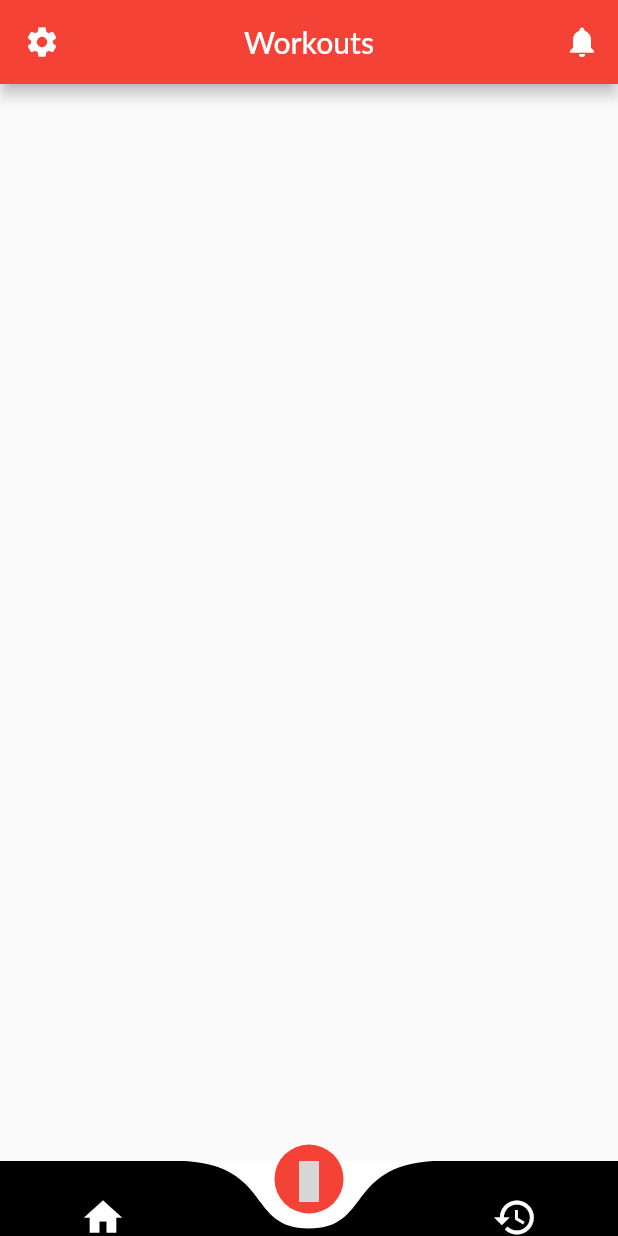
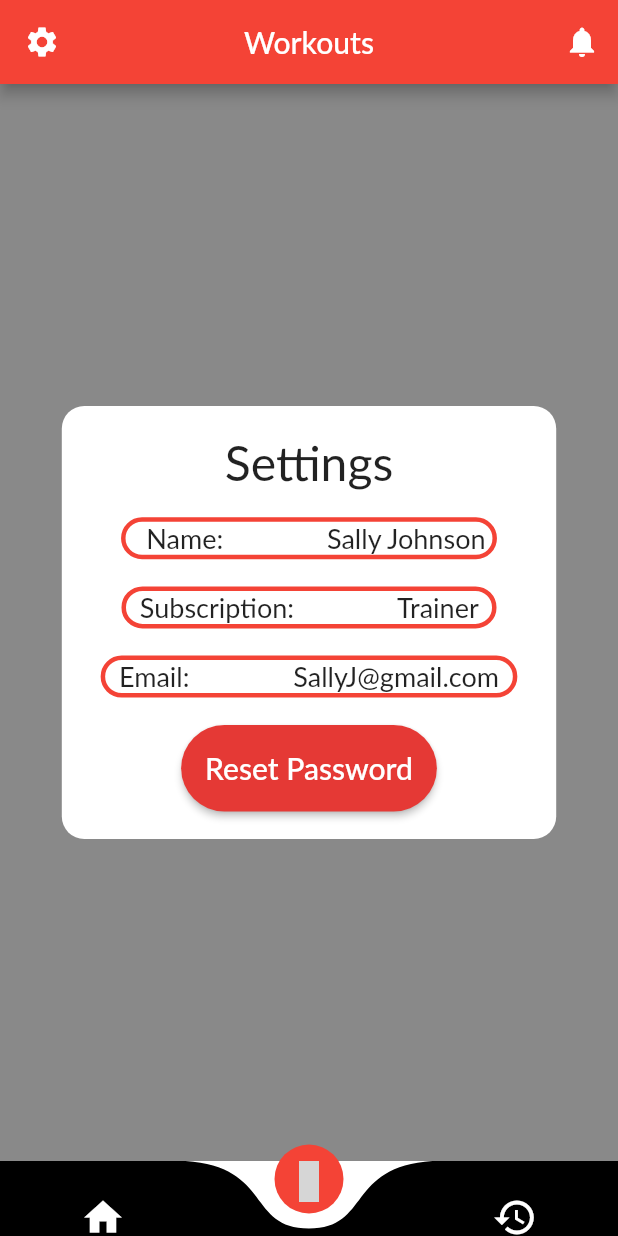
Before and after one commit to raghavauppuluri13/xcel_fitness_app, a Flutter app: the HomeScreen screen opened directly, item 2 of the bottom bar chosen, after a tap on the "settings" icon, on a phone screen of 412 x 824 dp. Run offline on Flutter 3.47's test engine with Material 2 defaults, Android fonts, the phone set to English and light mode, and no system bars; drawn by our look-alikes of curved_navigation_bar; our stand-ins replace cloud_firestore, firebase_messaging, flutter_icons; accounts and stored records are empty; Roboto replaces fonts that are missing (Lato); grey boxes are pictures that could not be loaded.

Commit message:
Completed Settings Screen

```diff
--- a/lib/screens/authentication/templates.dart
+++ b/lib/screens/authentication/templates.dart
@@ -380,3 +380,130 @@ class _RegisterTemplateState extends State<RegisterTemplate> {
     );
   }
 }
+
+//settings template
+class SettingsTemplate extends StatefulWidget {
+  SettingsTemplate();
+
+  @override
+  State<SettingsTemplate> createState() {
+    return _SettingsTemplateState();
+  }
+}
+
+BoxDecoration MyBoxDecoration() {
+  return BoxDecoration(
+      border: Border.all(
+        color: Colors.red,
+        width: 3.0,
+      ),
+      borderRadius: BorderRadius.all(Radius.circular(30.0)));
+}
+
+class _SettingsTemplateState extends State<SettingsTemplate> {
+  Widget build(BuildContext context) {
+    //used to set relative sizing based on a pixel 2 phone
+    double screenWidth = MediaQuery.of(context).size.width;
+    double screenHeight = MediaQuery.of(context).size.height;
+    double pixelTwoWidth = 411.42857142857144;
+    double pixelTwoHeight = 683.4285714285714;
+
+    String _firstName = 'Sally';
+    String _lastName = 'Johnson';
+    String _subscription = 'Trainer';
+    String _emailAddress = 'SallyJ@gmail.com';
+
+    return Stack(children: <Widget>[
+      Container(
+        width: screenWidth * 0.8,
+        child: Column(
+          crossAxisAlignment: CrossAxisAlignment.center,
+          mainAxisAlignment: MainAxisAlignment.center,
+          children: <Widget>[
+            Padding(
+              padding: EdgeInsets.only(top: 15 * screenHeight / pixelTwoHeight),
+              child: Container(
+                child: Text(
+                  "Settings",
+                  style: new TextStyle(
+                    fontFamily: 'Lato',
+                    fontSize: 32 * screenWidth / pixelTwoWidth,
+                  ),
+                ),
+              ),
+            ),
+            Padding(
+              padding: EdgeInsets.only(top: 15 * screenHeight / pixelTwoHeight),
+              child: Container(
+                decoration: MyBoxDecoration(),
+                child: Text(
+                  "  Name:\t\t\t\t\t\t\t\t\t\t\t\t\t\t\t" +
+                      _firstName +
+                      " " +
+                      _lastName +
+                      "  ",
+                  style: new TextStyle(
+                    fontFamily: 'Lato',
+                    fontSize: 18 * screenWidth / pixelTwoWidth,
+                  ),
+                  textAlign: TextAlign.center,
+                ),
+              ),
+            ),
+            Padding(
+              padding: EdgeInsets.only(top: 15 * screenHeight / pixelTwoHeight),
+              child: Container(
+                decoration: MyBoxDecoration(),
+                child: Text(
+                  "  Subscription:\t\t\t\t\t\t\t\t\t\t\t\t\t\t\t" +
+                      _subscription +
+                      "  ",
+                  style: new TextStyle(
+                    fontFamily: 'Lato',
+                    fontSize: 18 * screenWidth / pixelTwoWidth,
+                  ),
+                ),
+              ),
+            ),
+            Padding(
+              padding: EdgeInsets.only(top: 15 * screenHeight / pixelTwoHeight),
+              child: Container(
+                decoration: MyBoxDecoration(),
+                child: Text(
+                  "  Email:\t\t\t\t\t\t\t\t\t\t\t\t\t\t\t" +
+                      _emailAddress +
+                      "  ",
+                  style: new TextStyle(
+                    fontFamily: 'Lato',
+                    fontSize: 18 * screenWidth / pixelTwoWidth,
+                  ),
+                ),
+              ),
+            ),
+            Padding(
+              padding: new EdgeInsets.all(screenHeight / 45),
+              child: ButtonTheme(
+                  minWidth: 150.0,
+                  height: screenHeight * 0.07,
+                  child: RaisedButton(
+                    textColor: Colors.white,
+                    color: Colors.red[600],
+                    shape: RoundedRectangleBorder(
+                        borderRadius: BorderRadius.circular(30)),
+                    child: Container(
+                      child: Text(
+                        "Reset Password",
+                        style: new TextStyle(
+                            fontSize: 20 * screenWidth / pixelTwoWidth,
+                            fontFamily: 'Lato'),
+                      ),
+                    ),
+                    onPressed: () {},
+                  )),
+            )
+          ],
+        ),
+      ),
+    ]);
+  }
+}
--- a/lib/screens/main/main_screen.dart
+++ b/lib/screens/main/main_screen.dart
@@ -2,6 +2,7 @@ import 'package:curved_navigation_bar/curved_navigation_bar.dart';
 import 'package:flutter/material.dart';
 import 'package:flutter_icons/flutter_icons.dart';
 import 'package:xcel_fitness_app/screens/main/content/home.dart';
+import 'package:xcel_fitness_app/screens/authentication/templates.dart';
 
 class HomeScreen extends StatefulWidget {
   @override
@@ -10,6 +11,13 @@ class HomeScreen extends StatefulWidget {
 
 class _HomeScreenState extends State<HomeScreen> {
   int _selectedIndex = 0;
+  bool _isSettingsButtonClicked = false;
+
+  void openSettingsTemplate() {
+    setState(() {
+      _isSettingsButtonClicked = true;
+    });
+  }
 
   Widget changeUI(int currentIndex) {
     switch (currentIndex) {
@@ -25,10 +33,10 @@ class _HomeScreenState extends State<HomeScreen> {
 
   @override
   Widget build(BuildContext context) {
+    double screenWidth = MediaQuery.of(context).size.width;
+    double screenHeight = MediaQuery.of(context).size.height;
+
     return Scaffold(
-      body: Stack(
-        children: <Widget>[changeUI(_selectedIndex)],
-      ),
       appBar: new AppBar(
         centerTitle: true,
         title: Text((_selectedIndex == 0)
@@ -36,13 +44,52 @@ class _HomeScreenState extends State<HomeScreen> {
             : (_selectedIndex == 1) ? "Workouts" : "History"),
         leading: IconButton(
           icon: Icon(Icons.settings),
-          onPressed: () => {},
+          onPressed: openSettingsTemplate,
         ),
         actions: <Widget>[
           IconButton(
             icon: Icon(Icons.notifications),
             onPressed: () => {},
           )
+        ],
+      ),
+      body: Stack(
+        children: <Widget>[
+          changeUI(_selectedIndex),
+          if (_isSettingsButtonClicked)
+            Stack(children: [
+              GestureDetector(
+                child: Container(
+                  color: Colors.black45,
+                  width: screenWidth,
+                  height: screenHeight,
+                ),
+                onTap: () {
+                  setState(() {
+                    FocusScope.of(context).requestFocus(FocusNode());
+                    _isSettingsButtonClicked = false;
+                  });
+                },
+              ),
+              Container(
+                child: Align(
+                  alignment: Alignment.center,
+                  child: SingleChildScrollView(
+                    child: GestureDetector(
+                      child: Container(
+                        child: new SettingsTemplate(),
+                        decoration: new BoxDecoration(
+                            borderRadius: BorderRadius.circular(15),
+                            color: Colors.white),
+                      ),
+                      onTap: () {
+                        FocusScope.of(context).requestFocus(FocusNode());
+                      },
+                    ),
+                  ),
+                ),
+              ),
+            ]),
         ],
       ),
       bottomNavigationBar: CurvedNavigationBar(
--- a/pubspec.yaml
+++ b/pubspec.yaml
@@ -14,7 +14,7 @@ description: A new Flutter project.
 version: 1.0.0+1
 
 environment:
-  sdk: ">=2.1.0 <3.0.0"
+  sdk: ">=2.5.2 <3.0.0"
 
 dependencies:
   flutter:
```
